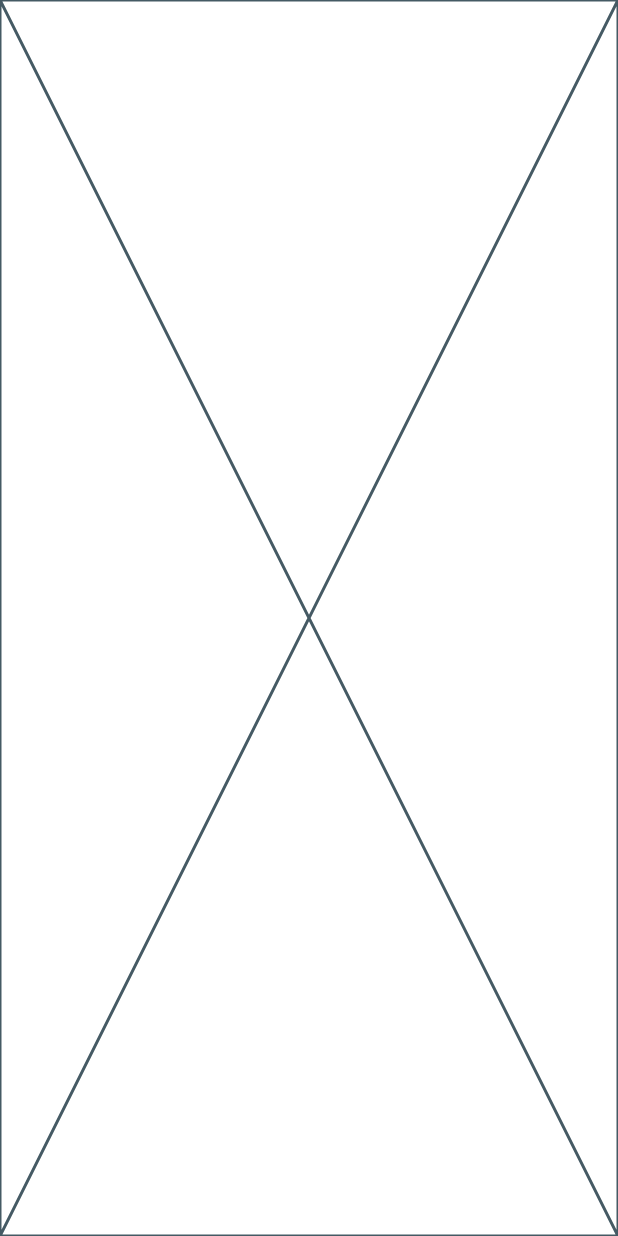
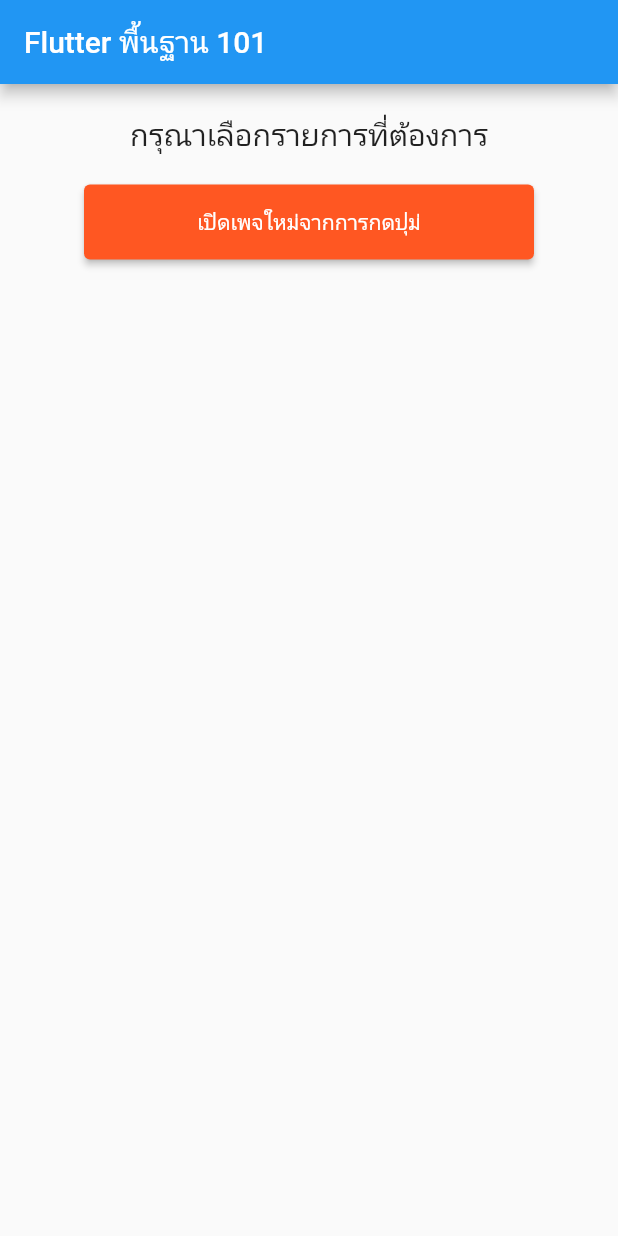
Before and after one commit to mukitti/flutter_basic, a Flutter app: the screen it shows after launch, on a phone screen of 412 x 824 dp. Run offline on Flutter 3.47's test engine with Material 2 defaults, Android fonts, the phone set to English and light mode, and no system bars.

Commit message:
edit main.dart,basic.dart

```diff
--- a/lib/main.dart
+++ b/lib/main.dart
@@ -1,4 +1,5 @@
 import 'package:flutter/material.dart';
+import './screen/basic.dart';
 
 void main() {
   runApp(const MyApp());
@@ -30,6 +31,34 @@ class MyHomePage extends StatefulWidget {
 class _MyHomePageState extends State<MyHomePage> {
   @override
   Widget build(BuildContext context) {
-    return const Placeholder();
+    return Scaffold(
+      appBar: AppBar(
+        title: const Text("Flutter พื้นฐาน 101"),
+      ),
+      body: Container(
+        margin: const EdgeInsets.all(20),
+        width: double.infinity,
+        child: Column(
+          mainAxisAlignment: MainAxisAlignment.start,
+          // ignore: prefer_const_literals_to_create_immutables
+          children: [
+            const Text(
+              "กรุณาเลือกรายการที่ต้องการ",
+              style: TextStyle(fontSize: 20),
+            ),
+            const SizedBox(
+              height: 20.0,
+            ),
+            ElevatedButton(onPressed:(){
+                Navigator.push(context, MaterialPageRoute(builder: (context)=>const BasicFlutter()),);
+            },
+            style: ElevatedButton.styleFrom(
+             fixedSize: const Size(300.0, 50.0),
+            backgroundColor: Colors.deepOrange),
+            child:const Text("เปิดเพจใหม่จากการกดปุม่")),
+          ],
+        ),
+      ),
+    );
   }
 }
```
Also changed, not shown: lib/screen/basic.dart (added, +24 -0 lines).
